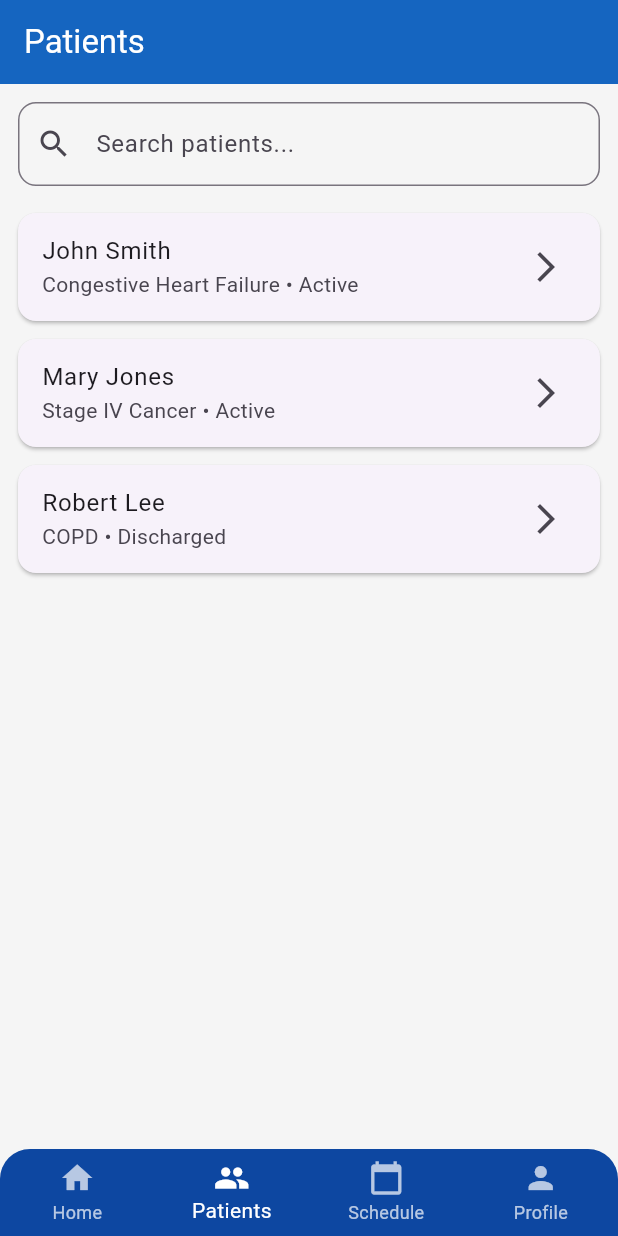
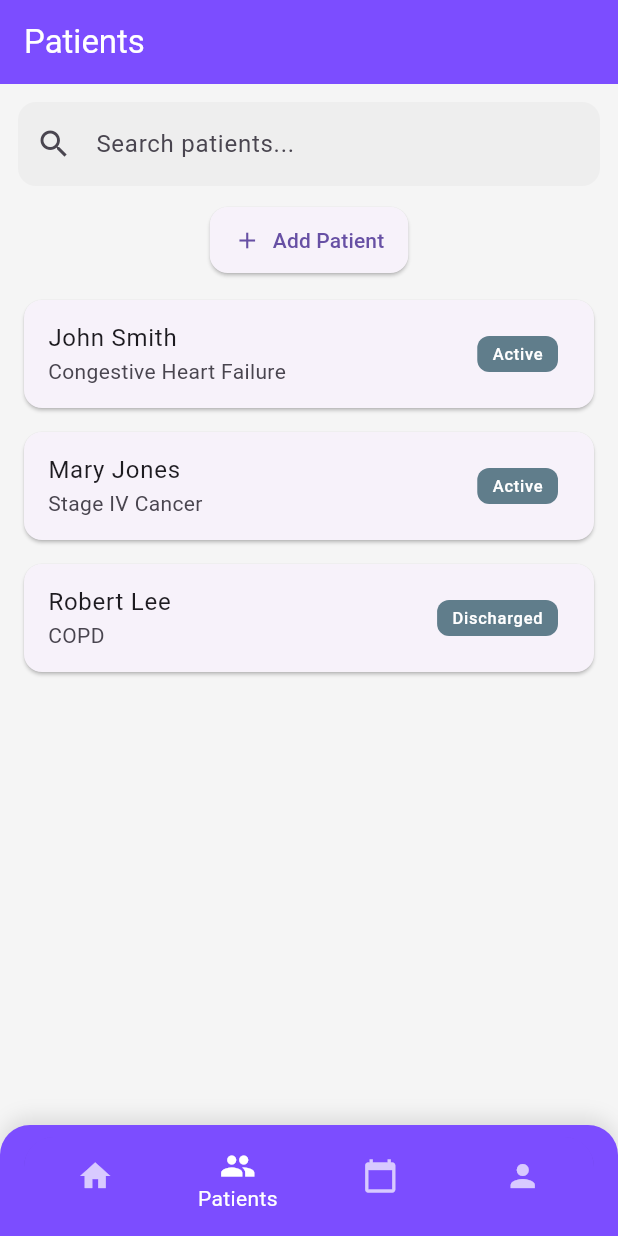
Before and after one commit to ThatoSiphosethu/hospice_app, a Flutter app: the screen it shows after launch, on a phone screen of 412 x 824 dp. Run offline on Flutter 3.47's test engine with Material 3 defaults, Android fonts, the phone set to English and light mode, and no system bars.

Commit message:
widgetsAndthemes

```diff
--- a/lib/core/theme/app_theme.dart
+++ b/lib/core/theme/app_theme.dart
@@ -10,15 +10,16 @@ class AppTheme {
 
       // ⭐ Bottom Nav Styling
       bottomNavigationBarTheme: const BottomNavigationBarThemeData(
-        backgroundColor: Color(0xFF0D47A1), // Deep medical blue
+        backgroundColor: Colors.deepPurpleAccent,
         selectedItemColor: Colors.white,
         unselectedItemColor: Colors.white70,
-        showUnselectedLabels: true,
+        showUnselectedLabels: false,
         type: BottomNavigationBarType.fixed,
+
       ),
 
       appBarTheme: const AppBarTheme(
-        backgroundColor: Color(0xFF1565C0),
+        backgroundColor: Colors.deepPurpleAccent,
         foregroundColor: Colors.white,
         elevation: 0,
       ),
--- a/lib/features/ehr/presentation/patient_list_screen.dart
+++ b/lib/features/ehr/presentation/patient_list_screen.dart
@@ -1,11 +1,15 @@
-// Screen that will list patients from the EHR module.
-//
-// TODO: Populate with a paginated list and search/filter controls. This
-// placeholder marks the file's purpose for future implementation.
+
+// Screen that lists patients from the EHR module
 import 'package:flutter/material.dart';
+
 import '../domain/patient.dart';
 import '../data/patient_repository.dart';
 import 'patient_profile_screen.dart';
+
+import '../../../shared/widgets/buttons.dart';
+import '../../../shared/widgets/scroll_container.dart';
+import '../../../shared/widgets/search_bar.dart';
+import '../../../shared/widgets/status_badge.dart';
 
 class PatientListScreen extends StatefulWidget {
   const PatientListScreen({super.key});
@@ -15,73 +19,56 @@ class PatientListScreen extends StatefulWidget {
 }
 
 class _PatientListScreenState extends State<PatientListScreen> {
+  final repo = MockPatientRepository();
+
+  final TextEditingController searchController =
+      TextEditingController();
+
   List<Patient> patients = [];
   List<Patient> filtered = [];
 
-final repo = MockPatientRepository();
   @override
   void initState() {
     super.initState();
     _loadPatients();
   }
 
+  @override
+  void dispose() {
+    searchController.dispose();
+    super.dispose();
+  }
+
   void _loadPatients() async {
     final loaded = await repo.fetchPatients();
+
     setState(() {
       patients = loaded;
-      filtered = patients;
+      filtered = loaded;
     });
   }
 
-  void _search(String query) {
+  void _filterPatients(String query) {
+    final results = patients.where((p) {
+      final q = query.toLowerCase();
+
+      return p.name.toLowerCase().contains(q) ||
+          p.diagnosis.toLowerCase().contains(q) ||
+          p.status.toLowerCase().contains(q);
+    }).toList();
+
     setState(() {
-      filtered = patients
-          .where((p) =>
-              p.name.toLowerCase().contains(query.toLowerCase()))
-          .toList();
+      filtered = results;
     });
   }
 
-  @override
-  Widget build(BuildContext context) {
-    return Scaffold(
-      appBar: AppBar(title: const Text('Patients')),
-      body: Column(
-        children: [
-
-          // 🔍 Search
-          Padding(
-            padding: const EdgeInsets.all(12),
-            child: TextField(
-              onChanged: _search,
-              decoration: InputDecoration(
-                hintText: 'Search patients...',
-                prefixIcon: const Icon(Icons.search),
-                border: OutlineInputBorder(
-                  borderRadius: BorderRadius.circular(12),
-                ),
-              ),
-            ),
-          ),
-
-          // 📋 Patient List
-          Expanded(
-            child: ListView.builder(
-              itemCount: filtered.length,
-              itemBuilder: (context, index) {
-                final p = filtered[index];
-
+  Widget _buildPatientCard(Patient p) {
     return Card(
-                  margin: const EdgeInsets.symmetric(
-                      horizontal: 12, vertical: 6),
       child: ListTile(
         title: Text(p.name),
-                    subtitle: Text(
-                        '${p.diagnosis} • ${p.status}'),
-                    trailing:
-                        const Icon(Icons.arrow_forward_ios),
+        subtitle: Text('${p.diagnosis}'),
+        trailing: StatusBadge(status: p.status),
         onTap: () {
-                      // We'll wire navigation next
           Navigator.push(
             context,
             MaterialPageRoute(
@@ -91,10 +78,44 @@ final repo = MockPatientRepository();
         },
       ),
     );
+  }
+
+  @override
+  Widget build(BuildContext context) {
+    return Scaffold(
+      appBar: AppBar(title: const Text('Patients')),
+      body: Padding(
+        padding: const EdgeInsets.all(12),
+        child: Column(
+          children: [
+
+            // 🔍 Search
+            SearchBarWidget(
+              controller: searchController,
+              onChanged: _filterPatients,
+            ),
+
+            const SizedBox(height: 12),
+
+            // Add Button
+            AppButton(
+              text: "Add Patient",
+              icon: Icons.add,
+              onPressed: () {
+                // Hook up form screen later
               },
             ),
+
+            const SizedBox(height: 12),
+
+            //  Scrollable List
+            ScrollContainer(
+              children: filtered
+                  .map((p) => _buildPatientCard(p))
+                  .toList(),
             ),
           ],
+        ),
       ),
     );
   }
--- a/lib/shared/widgets/app_shell.dart
+++ b/lib/shared/widgets/app_shell.dart
@@ -47,7 +47,24 @@ class _AppShellState extends State<AppShell> {
           child: widget.pages[_currentIndex],
         ),
       ),
-      bottomNavigationBar: ClipRRect(
+      bottomNavigationBar:
+      Container(
+        padding: const EdgeInsets.symmetric(
+          horizontal: 16,
+          vertical: 8),
+        decoration: BoxDecoration(
+          color: Theme.of(context).bottomNavigationBarTheme.backgroundColor,
+          borderRadius: const BorderRadius.vertical(top: Radius.circular(20)),
+          boxShadow: [
+            BoxShadow(
+              color: Colors.black.withOpacity(0.1),
+              blurRadius: 10,
+              offset: const Offset(0, -5),
+            ),
+          ],
+        ),
+
+        child: ClipRRect(
         borderRadius: const BorderRadius.vertical(top: Radius.circular(20)),
         child: BottomNavigationBar(
           // Keep the BottomNavigationBar in sync with the selected index.
@@ -62,6 +79,9 @@ class _AppShellState extends State<AppShell> {
           },
         ),
       ),
+      ),
+
+
     );
   }
 }
--- /dev/null
+++ b/lib/shared/widgets/buttons.dart
@@ -0,0 +1,32 @@
+import 'package:flutter/material.dart';
+
+class AppButton extends StatelessWidget {
+  final String text;
+  final VoidCallback onPressed;
+  final IconData? icon;
+
+  const AppButton({
+    super.key,
+    required this.text,
+    required this.onPressed,
+    this.icon,
+  });
+
+  @override
+  Widget build(BuildContext context) {
+    return ElevatedButton.icon(
+      onPressed: onPressed,
+      icon: icon != null ? Icon(icon) : const SizedBox(),
+      label: Text(text),
+      style: ElevatedButton.styleFrom(
+        padding: const EdgeInsets.symmetric(
+          horizontal: 16,
+          vertical: 12,
+        ),
+        shape: RoundedRectangleBorder(
+          borderRadius: BorderRadius.circular(12),
+        ),
+      ),
+    );
+  }
+}
--- /dev/null
+++ b/lib/shared/widgets/scroll_container.dart
@@ -0,0 +1,21 @@
+import 'package:flutter/material.dart';
+
+class ScrollContainer extends StatelessWidget {
+  final List<Widget> children;
+
+  const ScrollContainer({
+    super.key,
+    required this.children,
+  });
+
+  @override
+  Widget build(BuildContext context) {
+    return Expanded(
+      child: ListView.separated(
+        itemCount: children.length,
+        separatorBuilder: (_, __) => const SizedBox(height: 8),
+        itemBuilder: (context, index) => children[index],
+      ),
+    );
+  }
+}
--- /dev/null
+++ b/lib/shared/widgets/search_bar.dart
@@ -0,0 +1,30 @@
+import 'package:flutter/material.dart';
+
+class SearchBarWidget extends StatelessWidget {
+  final TextEditingController controller;
+  final Function(String) onChanged;
+
+  const SearchBarWidget({
+    super.key,
+    required this.controller,
+    required this.onChanged,
+  });
+
+  @override
+  Widget build(BuildContext context) {
+    return TextField(
+      controller: controller,
+      onChanged: onChanged,
+      decoration: InputDecoration(
+        prefixIcon: const Icon(Icons.search),
+        hintText: "Search patients...",
+        filled: true,
+        fillColor: Colors.grey.shade200,
+        border: OutlineInputBorder(
+          borderRadius: BorderRadius.circular(12),
+          borderSide: BorderSide.none,
+        ),
+      ),
+    );
+  }
+}
--- /dev/null
+++ b/lib/shared/widgets/status_badge.dart
@@ -0,0 +1,38 @@
+import 'package:flutter/material.dart';
+
+class StatusBadge extends StatelessWidget {
+  final String status;
+
+  const StatusBadge({super.key, required this.status});
+
+  Color getColor() {
+    switch (status) {
+      case "Critical":
+        return Colors.red;
+      case "Stable":
+        return Colors.green;
+      case "Monitoring":
+        return Colors.orange;
+      default:
+        return Colors.blueGrey;
+    }
+  }
+
+  @override
+  Widget build(BuildContext context) {
+    return Container(
+      padding: const EdgeInsets.symmetric(
+        horizontal: 10,
+        vertical: 4,
+      ),
+      decoration: BoxDecoration(
+        color: getColor(),
+        borderRadius: BorderRadius.circular(8),
+      ),
+      child: Text(
+        status,
+        style: const TextStyle(color: Colors.white),
+      ),
+    );
+  }
+}
```
Also changed, not shown: 2 other files. Lines whose indentation alone changed are shown as unchanged.
